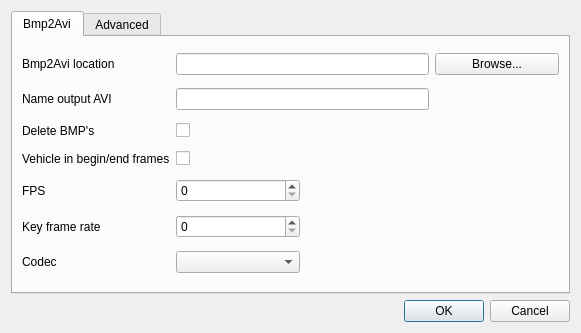
Before: the Qt Designer form src/settings.ui in michjans/routegen, drawn with Qt 5.
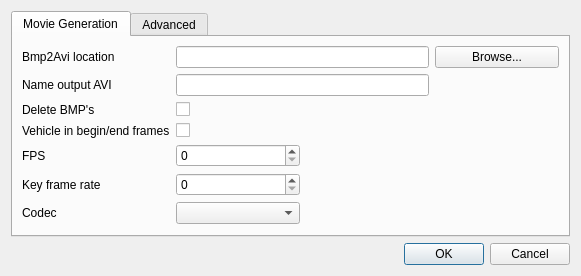
After: the same form once the commit is applied.

Commit message: First draft of the VideoEncoder class Settings dialog not working and have to make videoEncoder a widget

```diff
--- a/src/settings.ui
+++ b/src/settings.ui
@@ -7,7 +7,7 @@
     <x>0</x>
     <y>0</y>
     <width>581</width>
-    <height>333</height>
+    <height>265</height>
    </rect>
   </property>
   <property name="windowTitle">
@@ -21,7 +21,7 @@
      </property>
      <widget class="QWidget" name="tab">
       <attribute name="title">
-       <string>Bmp2Avi</string>
+       <string>Movie Generation</string>
       </attribute>
       <attribute name="toolTip">
        <string>Change bmp2avi settings</string>
@@ -167,6 +167,19 @@
          </property>
         </widget>
        </item>
+       <item row="7" column="1">
+        <spacer name="verticalSpacer_2">
+         <property name="orientation">
+          <enum>Qt::Vertical</enum>
+         </property>
+         <property name="sizeHint" stdset="0">
+          <size>
+           <width>20</width>
+           <height>40</height>
+          </size>
+         </property>
+        </spacer>
+       </item>
       </layout>
      </widget>
      <widget class="QWidget" name="tab_2">
```
The commit also changes 14 other files.
